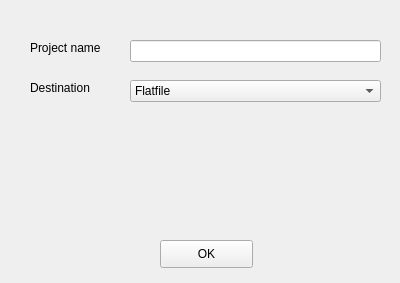
Above: ui/designs/new_project.ui from trannguyenhan/data-integration before the change. Below: the same form after it.
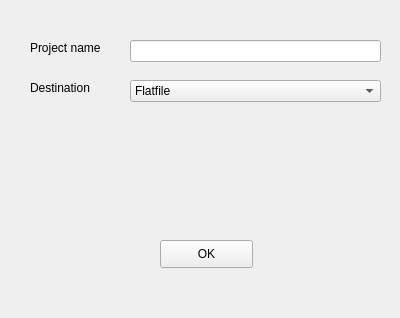
That is the form after the change.

Commit message: move to `widgets` folder

Patch:
```diff
--- a/ui/designs/new_project.ui
+++ b/ui/designs/new_project.ui
@@ -7,7 +7,7 @@
     <x>0</x>
     <y>0</y>
     <width>400</width>
-    <height>283</height>
+    <height>318</height>
    </rect>
   </property>
   <property name="windowTitle">
```
The commit also changes 4 other files.
